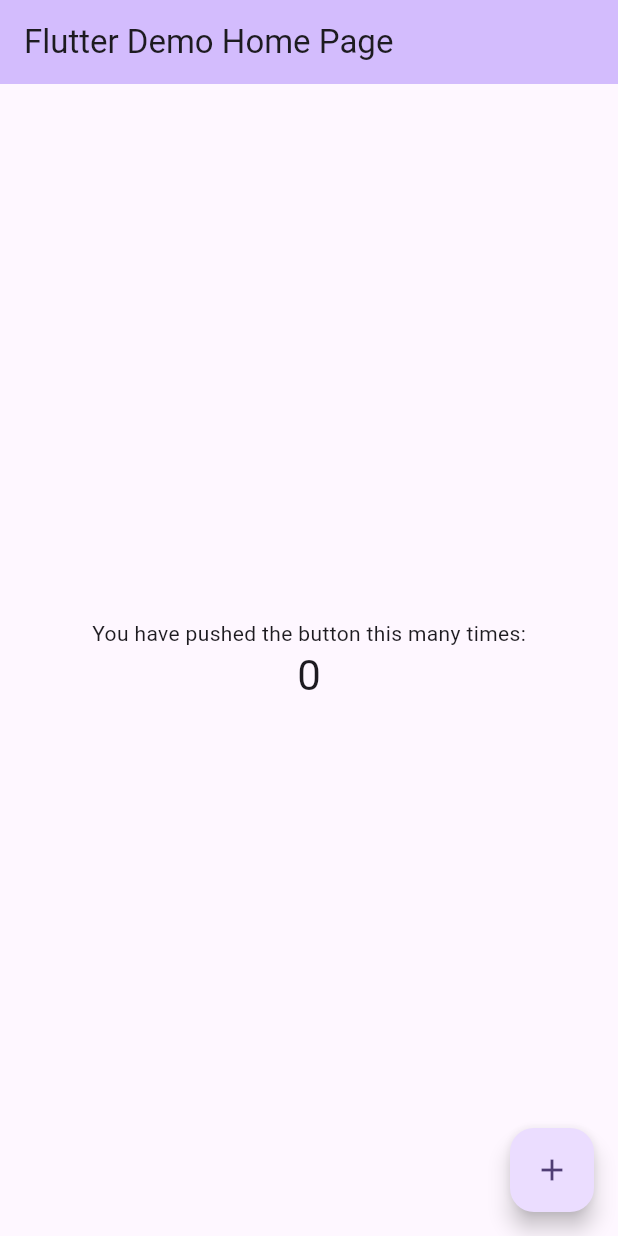
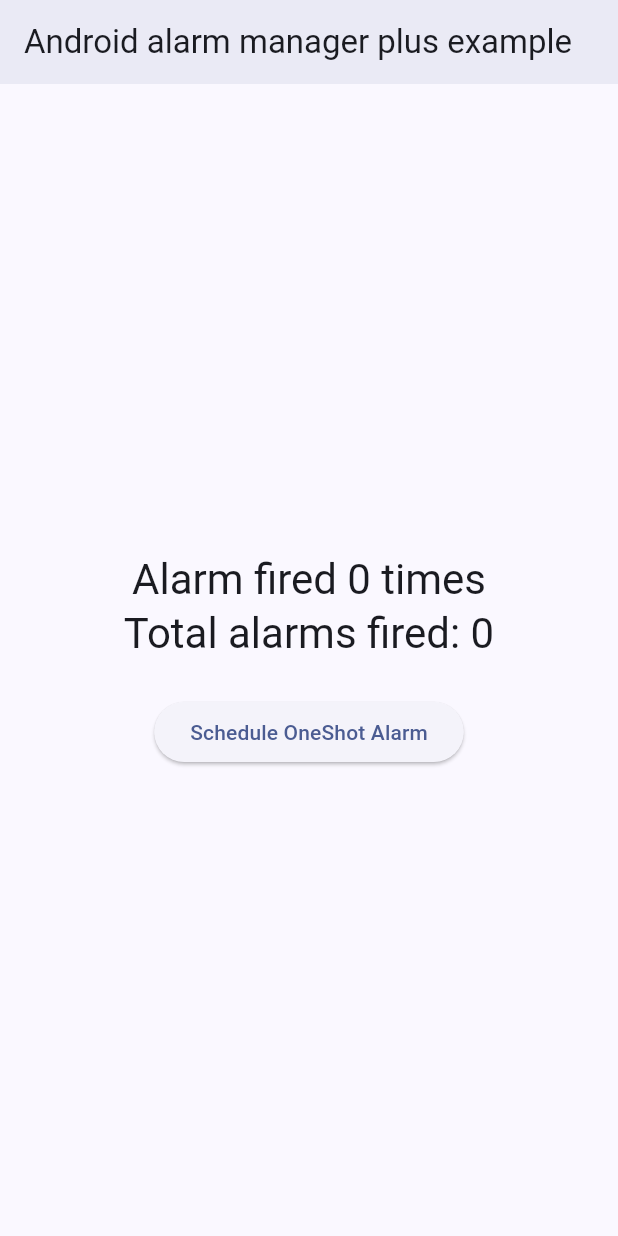
Before and after one commit to 0xAdiyat/EsePorchi-Arrived, a Flutter app: the screen it shows after launch, on a phone screen of 412 x 824 dp. Run offline on Flutter 3.47's test engine with Material 2 defaults, Android fonts, the phone set to English and light mode, and no system bars; our stand-ins replace awesome_notifications, flutter_svg, geocoding, google_maps_flutter, shared_preferences; missing offline and left inert: android_alarm_manager_plus, dart:ffi.

Commit message:
Added location search, background notification etc. etc.

```diff
--- a/ese_porchi/lib/main.dart
+++ b/ese_porchi/lib/main.dart
@@ -1,125 +1,181 @@
+import 'dart:developer' as developer;
+import 'dart:ffi';
+import 'dart:isolate';
+import 'dart:math';
+import 'dart:ui';
+
+import 'package:awesome_notifications/awesome_notifications.dart';
+import 'package:ese_porchi/home_screen.dart';
+import 'package:geocoding/geocoding.dart';
+import 'package:shared_preferences/shared_preferences.dart';
 import 'package:flutter/material.dart';
+import 'package:android_alarm_manager_plus/android_alarm_manager_plus.dart';
 
-void main() {
-  runApp(const MyApp());
+const String countKey = 'count';
+
+const String isolateName = 'isolate';
+
+ReceivePort port = ReceivePort();
+
+SharedPreferences? prefs;
+
+Future<void> main() async {
+  WidgetsFlutterBinding.ensureInitialized();
+  GeocodingPlatform.instance;
+  AwesomeNotifications().initialize(
+      null,
+      [
+        NotificationChannel(
+            channelGroupKey: 'basic_channel_group',
+            channelKey: 'basic_channel',
+            channelName: 'Basic notifications',
+            channelDescription: 'Notification channel for basic tests',
+            defaultColor: Color(0xFF9D50DD),
+            ledColor: Colors.white)
+      ],
+      channelGroups: [
+        NotificationChannelGroup(
+            channelGroupKey: 'basic_channel_group',
+            channelGroupName: 'Basic group')
+      ],
+      debug: true);
+
+  IsolateNameServer.registerPortWithName(
+    port.sendPort,
+    isolateName,
+  );
+  prefs = await SharedPreferences.getInstance();
+  if (!prefs!.containsKey(countKey)) {
+    await prefs!.setInt(countKey, 0);
+  }
+
+  runApp(const EsePorchiMain());
 }
 
-class MyApp extends StatelessWidget {
-  const MyApp({super.key});
+class EsePorchiMain extends StatefulWidget {
+  const EsePorchiMain({Key? key}) : super(key: key);
 
-  // This widget is the root of your application.
   @override
-  Widget build(BuildContext context) {
-    return MaterialApp(
-      title: 'Flutter Demo',
-      theme: ThemeData(
-        // This is the theme of your application.
-        //
-        // TRY THIS: Try running your application with "flutter run". You'll see
-        // the application has a blue toolbar. Then, without quitting the app,
-        // try changing the seedColor in the colorScheme below to Colors.green
-        // and then invoke "hot reload" (save your changes or press the "hot
-        // reload" button in a Flutter-supported IDE, or press "r" if you used
-        // the command line to start the app).
-        //
-        // Notice that the counter didn't reset back to zero; the application
-        // state is not lost during the reload. To reset the state, use hot
-        // restart instead.
-        //
-        // This works for code too, not just values: Most code changes can be
-        // tested with just a hot reload.
-        colorScheme: ColorScheme.fromSeed(seedColor: Colors.deepPurple),
-        useMaterial3: true,
-      ),
-      home: const MyHomePage(title: 'Flutter Demo Home Page'),
-    );
-  }
+  State<EsePorchiMain> createState() => _EsePorchiMainState();
 }
 
-class MyHomePage extends StatefulWidget {
-  const MyHomePage({super.key, required this.title});
-
-  // This widget is the home page of your application. It is stateful, meaning
-  // that it has a State object (defined below) that contains fields that affect
-  // how it looks.
-
-  // This class is the configuration for the state. It holds the values (in this
-  // case the title) provided by the parent (in this case the App widget) and
-  // used by the build method of the State. Fields in a Widget subclass are
-  // always marked "final".
-
-  final String title;
-
+class _EsePorchiMainState extends State<EsePorchiMain> {
   @override
-  State<MyHomePage> createState() => _MyHomePageState();
-}
-
-class _MyHomePageState extends State<MyHomePage> {
-  int _counter = 0;
-
-  void _incrementCounter() {
-    setState(() {
-      // This call to setState tells the Flutter framework that something has
-      // changed in this State, which causes it to rerun the build method below
-      // so that the display can reflect the updated values. If we changed
-      // _counter without calling setState(), then the build method would not be
-      // called again, and so nothing would appear to happen.
-      _counter++;
+  void initState() {
+    super.initState();
+    AwesomeNotifications().isNotificationAllowed().then((isAllowed) {
+      if (!isAllowed) {
+        AwesomeNotifications().requestPermissionToSendNotifications();
+      }
     });
   }
 
   @override
   Widget build(BuildContext context) {
-    // This method is rerun every time setState is called, for instance as done
-    // by the _incrementCounter method above.
-    //
-    // The Flutter framework has been optimized to make rerunning build methods
-    // fast, so that you can just rebuild anything that needs updating rather
-    // than having to individually change instances of widgets.
+    return MaterialApp(
+      debugShowCheckedModeBanner: false,
+      title: 'Flutter Demo',
+      theme: ThemeData(
+        useMaterial3: true,
+        colorSchemeSeed: const Color(0x9f4376f8),
+      ),
+      home: const _AlarmHomePage(),
+    );
+  }
+}
+
+class _AlarmHomePage extends StatefulWidget {
+  const _AlarmHomePage({Key? key}) : super(key: key);
+
+  @override
+  _AlarmHomePageState createState() => _AlarmHomePageState();
+}
+
+class _AlarmHomePageState extends State<_AlarmHomePage> {
+  int _counter = 0;
+
+  @override
+  void initState() {
+    super.initState();
+    AndroidAlarmManager.initialize();
+
+    port.listen((_) async => await _incrementCounter());
+  }
+
+  Future<void> _incrementCounter() async {
+    developer.log('Increment counter!');
+    await prefs?.reload();
+
+    setState(() {
+      _counter++;
+    });
+  }
+
+  static SendPort? uiSendPort;
+
+  @pragma('vm:entry-point')
+  static Future<void> callback() async {
+    developer.log('Alarm fired!');
+    final prefs = await SharedPreferences.getInstance();
+    final currentCount = prefs.getInt(countKey) ?? 0;
+    await prefs.setInt(countKey, currentCount + 1);
+
+    uiSendPort ??= IsolateNameServer.lookupPortByName(isolateName);
+    uiSendPort?.send(null);
+  }
+
+  @override
+  Widget build(BuildContext context) {
+    final textStyle = Theme.of(context).textTheme.headlineMedium;
     return Scaffold(
       appBar: AppBar(
-        // TRY THIS: Try changing the color here to a specific color (to
-        // Colors.amber, perhaps?) and trigger a hot reload to see the AppBar
-        // change color while the other colors stay the same.
-        backgroundColor: Theme.of(context).colorScheme.inversePrimary,
-        // Here we take the value from the MyHomePage object that was created by
-        // the App.build method, and use it to set our appbar title.
-        title: Text(widget.title),
+        title: const Text('Android alarm manager plus example'),
+        elevation: 4,
       ),
       body: Center(
-        // Center is a layout widget. It takes a single child and positions it
-        // in the middle of the parent.
         child: Column(
-          // Column is also a layout widget. It takes a list of children and
-          // arranges them vertically. By default, it sizes itself to fit its
-          // children horizontally, and tries to be as tall as its parent.
-          //
-          // Column has various properties to control how it sizes itself and
-          // how it positions its children. Here we use mainAxisAlignment to
-          // center the children vertically; the main axis here is the vertical
-          // axis because Columns are vertical (the cross axis would be
-          // horizontal).
-          //
-          // TRY THIS: Invoke "debug painting" (choose the "Toggle Debug Paint"
-          // action in the IDE, or press "p" in the console), to see the
-          // wireframe for each widget.
           mainAxisAlignment: MainAxisAlignment.center,
           children: <Widget>[
-            const Text(
-              'You have pushed the button this many times:',
+            Text(
+              'Alarm fired $_counter times',
+              style: textStyle,
             ),
-            Text(
-              '$_counter',
-              style: Theme.of(context).textTheme.headlineMedium,
+            Row(
+              mainAxisAlignment: MainAxisAlignment.center,
+              children: <Widget>[
+                Text(
+                  'Total alarms fired: ',
+                  style: textStyle,
+                ),
+                Text(
+                  prefs?.getInt(countKey).toString() ?? '',
+                  key: const ValueKey('BackgroundCountText'),
+                  style: textStyle,
+                ),
+              ],
+            ),
+            const SizedBox(height: 24),
+            ElevatedButton(
+              key: const ValueKey('RegisterOneShotAlarm'),
+              onPressed: () async {
+                Navigator.of(context).push(
+                    MaterialPageRoute(builder: (context) => HomeScreen()));
+                await AndroidAlarmManager.oneShot(
+                  const Duration(seconds: 5),
+                  // Ensure we have a unique alarm ID.
+                  Random().nextInt(pow(2, 31) as int),
+                  callback,
+                  exact: true,
+                  wakeup: true,
+                );
+              },
+              child: const Text(
+                'Schedule OneShot Alarm',
+              ),
             ),
           ],
         ),
       ),
-      floatingActionButton: FloatingActionButton(
-        onPressed: _incrementCounter,
-        tooltip: 'Increment',
-        child: const Icon(Icons.add),
-      ), // This trailing comma makes auto-formatting nicer for build methods.
     );
   }
 }
```
Also changed, not shown: ese_porchi/lib/components/location_list_tile.dart (added, +38 -0 lines), ese_porchi/lib/constants.dart (added, +15 -0 lines), ese_porchi/lib/home_screen.dart (added, +60 -0 lines), ese_porchi/lib/maps_screen.dart (added, +66 -0 lines), ese_porchi/lib/models/autocomplete_prediction.dart (added, +50 -0 lines), ese_porchi/lib/models/place_auto_complete_response.dart (added, +30 -0 lines), ese_porchi/lib/network_utility.dart (added, +17 -0 lines), ese_porchi/lib/old/mapscreen_old.dart (added, +39 -0 lines), ese_porchi/lib/search_location_screen.dart (added, +142 -0 lines), ese_porchi/pubspec.yaml (+12 -23 lines), ese_porchi/pubspec.lock, 8 other files.
